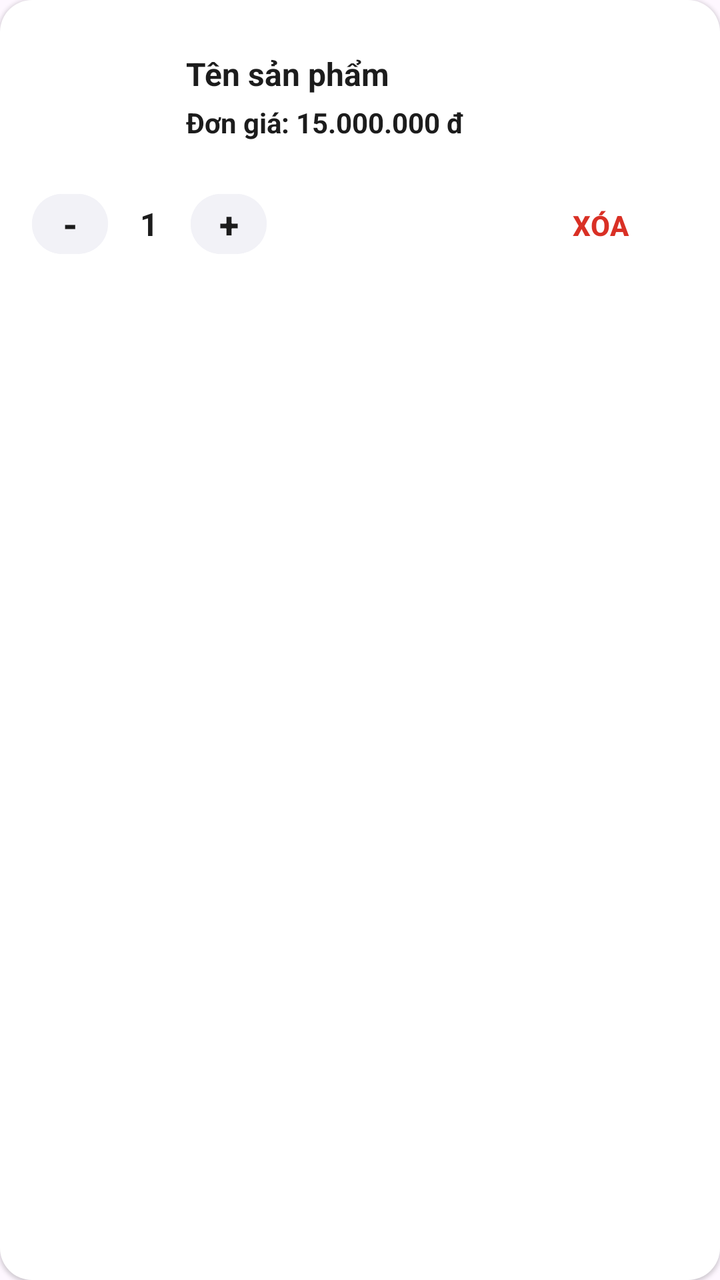
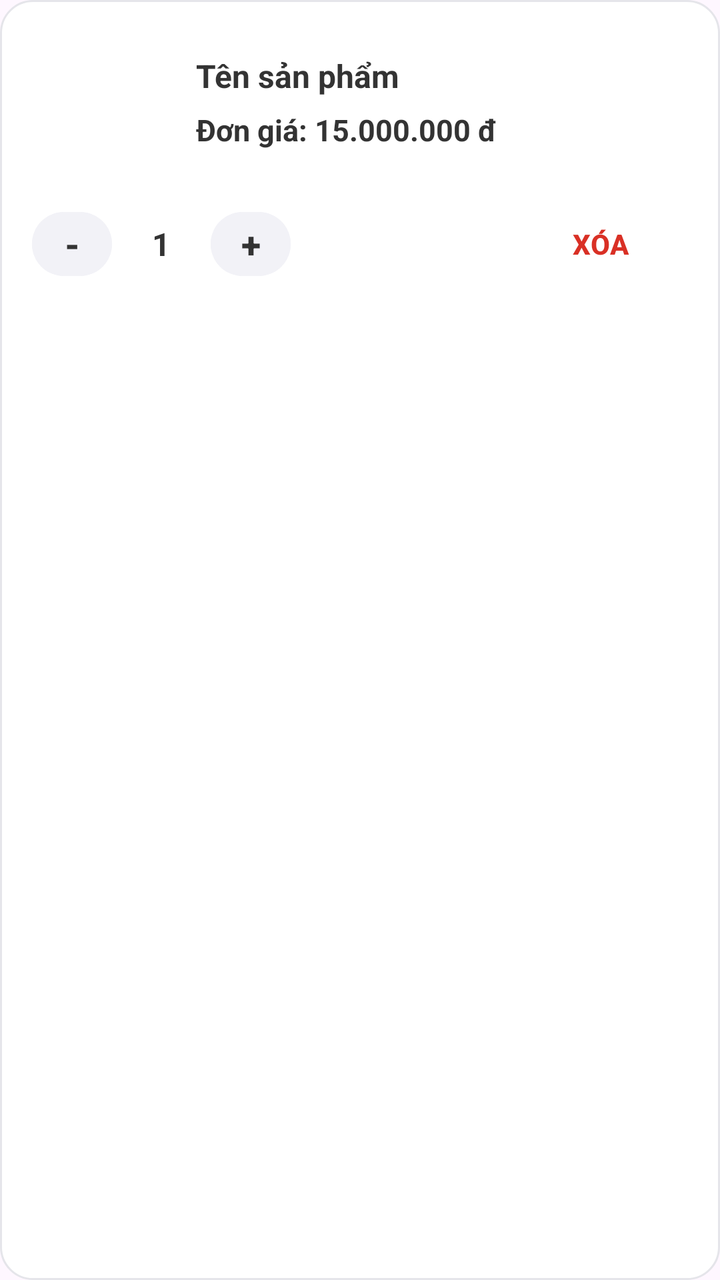

An Android layout rendered at two revisions. The XML below is the earlier revision; the diff shows what the commit changed to produce the second picture.
<!-- AndroidManifest.xml: application theme Theme.MobileDeviceStoreTDMU -->
<!-- res/layout/item_gio_hang.xml -->
<?xml version="1.0" encoding="utf-8"?>
<LinearLayout xmlns:android="http://schemas.android.com/apk/res/android"
    android:layout_width="match_parent"
    android:layout_height="wrap_content"
    android:orientation="vertical"
    android:layout_marginHorizontal="16dp"
    android:layout_marginTop="12dp"
    android:background="@drawable/bg_card_modern"
    android:elevation="1dp"
    android:padding="16dp">

    <LinearLayout
        android:layout_width="match_parent"
        android:layout_height="wrap_content"
        android:orientation="horizontal"
        android:gravity="center_vertical">

        <ImageView
            android:id="@+id/imgGioHang"
            android:layout_width="65dp"
            android:layout_height="65dp"
            android:scaleType="fitCenter"
            android:layout_marginEnd="12dp" />

        <LinearLayout
            android:layout_width="0dp"
            android:layout_height="wrap_content"
            android:layout_weight="1"
            android:orientation="vertical">

            <TextView
                android:id="@+id/tvTenSPGioHang"
                android:layout_width="match_parent"
                android:layout_height="wrap_content"
                android:text="Tên sản phẩm"
                android:textColor="#1C1C1C"
                android:textSize="16sp"
                android:textStyle="bold" />

            <TextView
                android:id="@+id/tvDonGiaGioHang"
                android:layout_width="match_parent"
                android:layout_height="wrap_content"
                android:layout_marginTop="4dp"
                android:text="Đơn giá: 15.000.000 đ"
                android:textColor="#1C1C1C"
                android:textSize="14sp"
                android:textStyle="bold" />

        </LinearLayout>

    </LinearLayout>

    <LinearLayout
        android:layout_width="match_parent"
        android:layout_height="wrap_content"
        android:layout_marginTop="12dp"
        android:gravity="center_vertical"
        android:orientation="horizontal">

        <Button
            android:id="@+id/btnGiamSoLuong"
            android:layout_width="38dp"
            android:layout_height="38dp"
            android:text="-"
            android:textSize="18sp"
            android:textStyle="bold"
            android:backgroundTint="#F2F2F7"
            android:textColor="#1C1C1C"
            android:padding="0dp" />

        <TextView
            android:id="@+id/tvSoLuongGioHang"
            android:layout_width="wrap_content"
            android:layout_height="wrap_content"
            android:paddingHorizontal="16dp"
            android:text="1"
            android:textColor="#1C1C1C"
            android:textSize="16sp"
            android:textStyle="bold" />

        <Button
            android:id="@+id/btnTangSoLuong"
            android:layout_width="38dp"
            android:layout_height="38dp"
            android:text="+"
            android:textSize="18sp"
            android:textStyle="bold"
            android:backgroundTint="#F2F2F7"
            android:textColor="#1C1C1C"
            android:padding="0dp" />

        <View
            android:layout_width="0dp"
            android:layout_height="0dp"
            android:layout_weight="1" />

        <Button
            android:id="@+id/btnXoaGioHang"
            android:layout_width="wrap_content"
            android:layout_height="38dp"
            android:text="XÓA"
            android:textColor="#D93025"
            android:background="#00000000"
            android:textStyle="bold" />

    </LinearLayout>

</LinearLayout>
<!-- resources referenced by this layout -->
<resources>
  <!-- drawable bg_card_modern (drawable) -->
  <?xml version="1.0" encoding="utf-8"?>
  <shape xmlns:android="http://schemas.android.com/apk/res/android"
      android:shape="rectangle">
      <solid android:color="#FFFFFF" />
      <corners android:radius="16dp" />
  </shape>
  <style name="Theme.MobileDeviceStoreTDMU" parent="Base.Theme.MobileDeviceStoreTDMU" />
  <style name="Base.Theme.MobileDeviceStoreTDMU" parent="Theme.Material3.DayNight.NoActionBar">
          
          
      </style>
</resources>

<!-- the commit's change to res/layout/item_gio_hang.xml (unified diff, before → after) -->
@@ -6,7 +6,7 @@
     android:layout_marginHorizontal="16dp"
     android:layout_marginTop="12dp"
     android:background="@drawable/bg_card_modern"
-    android:elevation="1dp"
+    android:elevation="0dp"
     android:padding="16dp">
 
     <LinearLayout
@@ -17,8 +17,8 @@
 
         <ImageView
             android:id="@+id/imgGioHang"
-            android:layout_width="65dp"
-            android:layout_height="65dp"
+            android:layout_width="70dp"
+            android:layout_height="70dp"
             android:scaleType="fitCenter"
             android:layout_marginEnd="12dp" />
 
@@ -33,7 +33,7 @@
                 android:layout_width="match_parent"
                 android:layout_height="wrap_content"
                 android:text="Tên sản phẩm"
-                android:textColor="#1C1C1C"
+                android:textColor="@color/text_primary"
                 android:textSize="16sp"
                 android:textStyle="bold" />
 
@@ -41,10 +41,10 @@
                 android:id="@+id/tvDonGiaGioHang"
                 android:layout_width="match_parent"
                 android:layout_height="wrap_content"
-                android:layout_marginTop="4dp"
+                android:layout_marginTop="6dp"
                 android:text="Đơn giá: 15.000.000 đ"
-                android:textColor="#1C1C1C"
-                android:textSize="14sp"
+                android:textColor="@color/primary_black"
+                android:textSize="15sp"
                 android:textStyle="bold" />
 
         </LinearLayout>
@@ -54,40 +54,40 @@
     <LinearLayout
         android:layout_width="match_parent"
         android:layout_height="wrap_content"
-        android:layout_marginTop="12dp"
+        android:layout_marginTop="16dp"
         android:gravity="center_vertical"
         android:orientation="horizontal">
 
         <Button
             android:id="@+id/btnGiamSoLuong"
-            android:layout_width="38dp"
-            android:layout_height="38dp"
+            android:layout_width="40dp"
+            android:layout_height="40dp"
             android:text="-"
             android:textSize="18sp"
             android:textStyle="bold"
-            android:backgroundTint="#F2F2F7"
-            android:textColor="#1C1C1C"
+            android:backgroundTint="@color/input_bg"
+            android:textColor="@color/text_primary"
             android:padding="0dp" />
 
         <TextView
             android:id="@+id/tvSoLuongGioHang"
             android:layout_width="wrap_content"
             android:layout_height="wrap_content"
-            android:paddingHorizontal="16dp"
+            android:paddingHorizontal="20dp"
             android:text="1"
-            android:textColor="#1C1C1C"
+            android:textColor="@color/text_primary"
             android:textSize="16sp"
             android:textStyle="bold" />
 
         <Button
             android:id="@+id/btnTangSoLuong"
-            android:layout_width="38dp"
-            android:layout_height="38dp"
+            android:layout_width="40dp"
+            android:layout_height="40dp"
             android:text="+"
             android:textSize="18sp"
             android:textStyle="bold"
-            android:backgroundTint="#F2F2F7"
-            android:textColor="#1C1C1C"
+            android:backgroundTint="@color/input_bg"
+            android:textColor="@color/text_primary"
             android:padding="0dp" />
 
         <View
@@ -98,7 +98,7 @@
         <Button
             android:id="@+id/btnXoaGioHang"
             android:layout_width="wrap_content"
-            android:layout_height="38dp"
+            android:layout_height="40dp"
             android:text="XÓA"
             android:textColor="#D93025"
             android:background="#00000000"
<!-- resource entries referenced after the edit -->
@@ -1,13 +1,19 @@
 <!-- resources referenced by this layout -->
 <resources>
+  <color name="input_bg">#F2F2F7</color>
+  <color name="primary_black">#333333</color>
+  <color name="text_primary">#333333</color>
   <!-- drawable bg_card_modern (drawable) -->
   <?xml version="1.0" encoding="utf-8"?>
   <shape xmlns:android="http://schemas.android.com/apk/res/android"
       android:shape="rectangle">
-      <solid android:color="#FFFFFF" />
+      <solid android:color="@color/bg_white" />
       <corners android:radius="16dp" />
+      <stroke android:width="1dp" android:color="@color/stroke_light" />
   </shape>
   <style name="Theme.MobileDeviceStoreTDMU" parent="Base.Theme.MobileDeviceStoreTDMU" />
+  <color name="bg_white">#FFFFFF</color>
+  <color name="stroke_light">#E5E5EA</color>
   <style name="Base.Theme.MobileDeviceStoreTDMU" parent="Theme.Material3.DayNight.NoActionBar">
           
           
